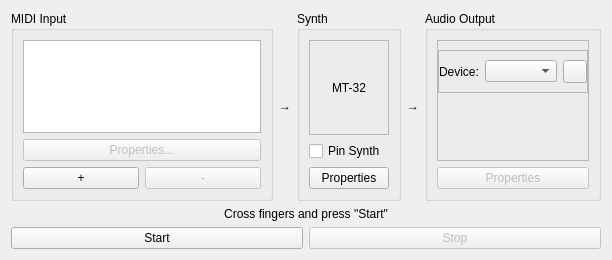
Above: mt32emu_qt/src/SynthWidget.ui from Stino/munt before the change. Below: the same form after it.
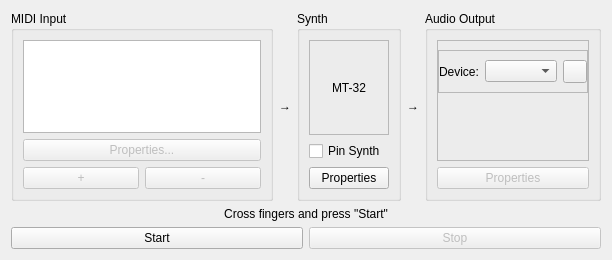
That is the form after the change. Icons and pictures are not drawn.

```diff
--- a/mt32emu_qt/src/SynthWidget.ui
+++ b/mt32emu_qt/src/SynthWidget.ui
@@ -39,6 +39,9 @@
          <layout class="QHBoxLayout" name="horizontalLayout_3">
           <item>
            <widget class="QPushButton" name="midiAdd">
+            <property name="enabled">
+             <bool>false</bool>
+            </property>
             <property name="text">
              <string>+</string>
             </property>
```
